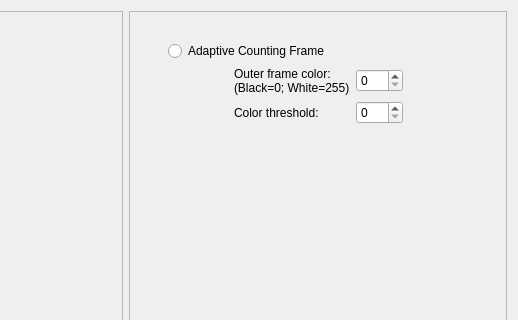
This is Plugins/CountingFrame/Dialogs/TypeDialog.ui in FelixdelasPozas/EspINA as Qt 5 draws it before an edit; both pictures show x 267 to 785 and y 0 to 320 of the 785 by 456 pixel window. The edited form follows.
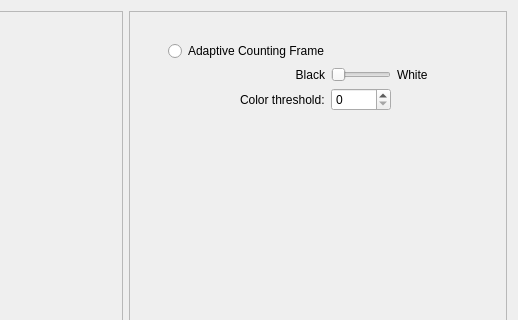
This is the edited form. Icons and pictures are not drawn.

Commit message: Update AdaptiveCountingFrame to new APIs

The edit to the form file:
```diff
--- a/Plugins/CountingFrame/Dialogs/TypeDialog.ui
+++ b/Plugins/CountingFrame/Dialogs/TypeDialog.ui
@@ -133,32 +133,6 @@
         </item>
         <item>
          <layout class="QGridLayout" name="gridLayout">
-          <item row="1" column="0">
-           <spacer name="horizontalSpacer_2">
-            <property name="orientation">
-             <enum>Qt::Horizontal</enum>
-            </property>
-            <property name="sizeHint" stdset="0">
-             <size>
-              <width>40</width>
-              <height>20</height>
-             </size>
-            </property>
-           </spacer>
-          </item>
-          <item row="1" column="4">
-           <spacer name="horizontalSpacer">
-            <property name="orientation">
-             <enum>Qt::Horizontal</enum>
-            </property>
-            <property name="sizeHint" stdset="0">
-             <size>
-              <width>40</width>
-              <height>20</height>
-             </size>
-            </property>
-           </spacer>
-          </item>
           <item row="2" column="1">
            <widget class="QLabel" name="thresholdLabel">
             <property name="text">
@@ -169,13 +143,25 @@
           <item row="1" column="1">
            <widget class="QLabel" name="colorLabel">
             <property name="text">
-             <string>Outer frame color:
-(Black=0; White=255)</string>
+             <string>Black</string>
+            </property>
+            <property name="alignment">
+             <set>Qt::AlignRight|Qt::AlignTrailing|Qt::AlignVCenter</set>
+            </property>
+           </widget>
+          </item>
+          <item row="2" column="3">
+           <widget class="QSpinBox" name="thresholdBox">
+            <property name="maximumSize">
+             <size>
+              <width>60</width>
+              <height>16777215</height>
+             </size>
             </property>
            </widget>
           </item>
           <item row="1" column="3">
-           <widget class="QSpinBox" name="colorBox">
+           <widget class="QSlider" name="colorBox">
             <property name="maximumSize">
              <size>
               <width>60</width>
@@ -185,18 +171,44 @@
             <property name="maximum">
              <number>255</number>
             </property>
+            <property name="orientation">
+             <enum>Qt::Horizontal</enum>
+            </property>
            </widget>
           </item>
-          <item row="2" column="3">
-           <widget class="QSpinBox" name="thresholdBox">
-            <property name="maximumSize">
+          <item row="2" column="4">
+           <spacer name="horizontalSpacer">
+            <property name="orientation">
+             <enum>Qt::Horizontal</enum>
+            </property>
+            <property name="sizeHint" stdset="0">
              <size>
-              <width>60</width>
-              <height>16777215</height>
+              <width>40</width>
+              <height>20</height>
              </size>
             </property>
+           </spacer>
+          </item>
+          <item row="1" column="4">
+           <widget class="QLabel" name="label">
+            <property name="text">
+             <string>White</string>
+            </property>
            </widget>
           </item>
+          <item row="2" column="0">
+           <spacer name="horizontalSpacer_2">
+            <property name="orientation">
+             <enum>Qt::Horizontal</enum>
+            </property>
+            <property name="sizeHint" stdset="0">
+             <size>
+              <width>40</width>
+              <height>20</height>
+             </size>
+            </property>
+           </spacer>
+          </item>
          </layout>
         </item>
         <item>
```
The commit also changes 13 other files.
